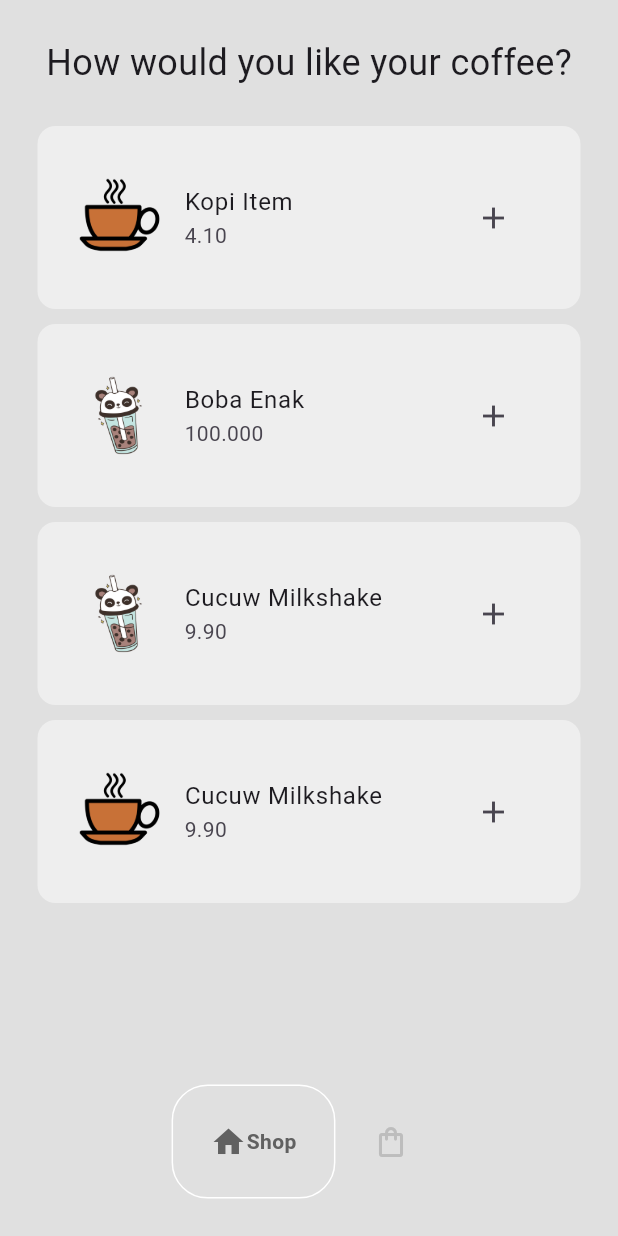
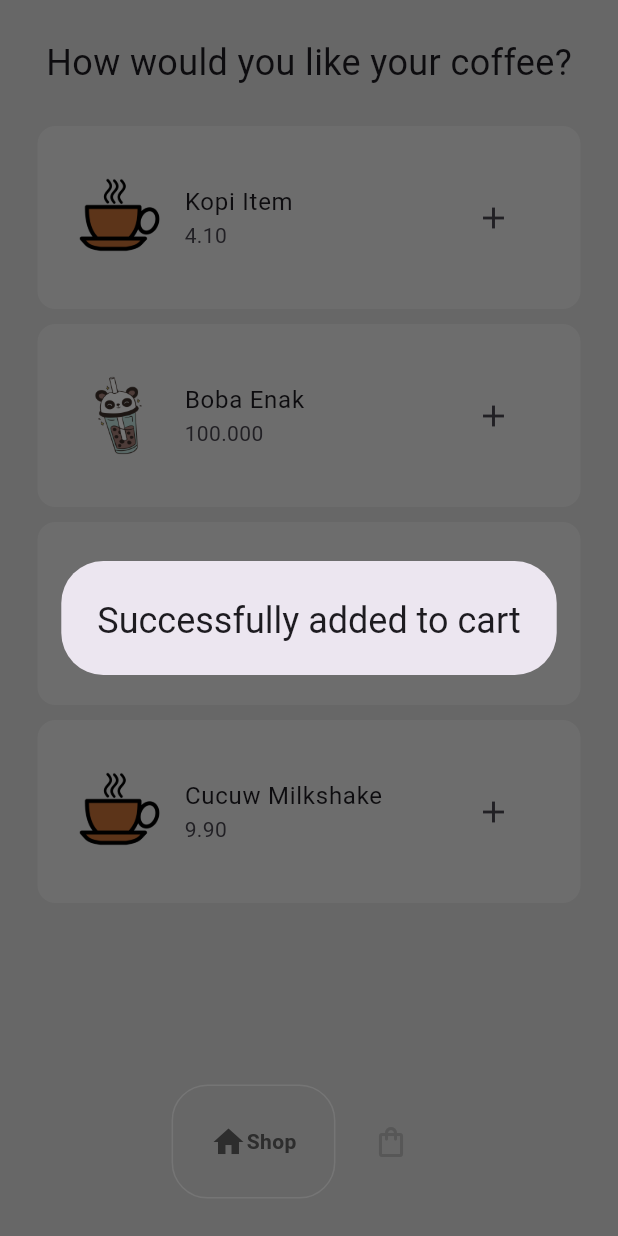
Before and after one commit to muhlefi/Flutter-Coffee_Aplication, a Flutter app: the screen it shows after launch, after a tap on the "add" icon, on a phone screen of 412 x 824 dp. Run offline on Flutter 3.47's test engine with Material 3 defaults, Android fonts, the phone set to English and light mode, and no system bars; drawn by our look-alikes of google_nav_bar.

Commit message:
Update : 15-02-2024

```diff
--- a/lib/pages/shop_page.dart
+++ b/lib/pages/shop_page.dart
@@ -14,7 +14,15 @@
 class _ShopPageState extends State<ShopPage> {
   // add coffee to cart
   void addToCart(Coffee coffee) {
+    // add to cart
     Provider.of<CoffeeShop>(context, listen: false).addItemToCart(coffee);
+
+    // let user know it add been successfully added
+    showDialog(
+      context: context,
+      builder: (context) => AlertDialog(
+        title: Text("Successfully added to cart"),
+      ) );
   }
 
   @override
```
Also changed, not shown: lib/pages/cart_page.dart (+27 -0 lines).
